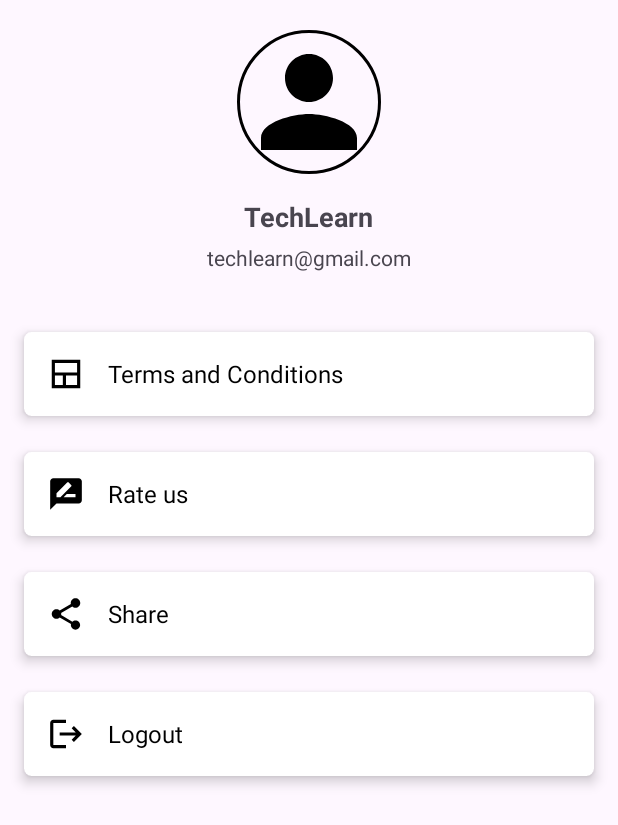
After one commit to Ravali2531/TechLearn, an Android app: the fragment ProfileFragment shown on its own in the app's theme, on a phone screen of 412 x 824 dp. The commit adds this screen. Shown: the top 825 px of the screen. Run offline under Robolectric (Android 15) with nearby library versions, the phone set to English and light mode, and no system bars; our stand-ins replace CircleImageView, Firebase (no records; nobody signed in at launch, a user with empty details on screens opened directly), Picasso; pictures from the network do not load; 1 statement that could not run was skipped.

Commit message:
Added Profile fragments and it's functions

```diff
--- a/app/build.gradle.kts
+++ b/app/build.gradle.kts
@@ -50,6 +50,7 @@ dependencies {
     androidTestImplementation(libs.ext.junit)
     androidTestImplementation(libs.espresso.core)
     implementation ("com.github.ismaeldivita:chip-navigation-bar:1.4.0")
-
     implementation ("org.jetbrains.kotlin:kotlin-stdlib:1.4.0")
+    implementation ("de.hdodenhof:circleimageview:3.1.0")
+    implementation ("com.squareup.picasso:picasso:2.8")
 }
--- /dev/null
+++ b/app/src/main/java/com/example/techlearn/Fragment/ProfileFragment.java
@@ -0,0 +1,188 @@
+package com.example.techlearn.Fragment;
+
+import android.app.Dialog;
+import android.content.Intent;
+import android.graphics.Color;
+import android.graphics.drawable.ColorDrawable;
+import android.net.Uri;
+import android.os.Bundle;
+
+import androidx.annotation.NonNull;
+import androidx.annotation.Nullable;
+import androidx.fragment.app.Fragment;
+
+import android.view.LayoutInflater;
+import android.view.View;
+import android.view.ViewGroup;
+import android.widget.Toast;
+
+import com.example.techlearn.Login.SignInActivity;
+import com.example.techlearn.Model.UserModel;
+import com.example.techlearn.R;
+import com.example.techlearn.databinding.FragmentProfileBinding;
+import com.google.android.gms.tasks.OnSuccessListener;
+import com.google.firebase.auth.FirebaseAuth;
+import com.google.firebase.database.DataSnapshot;
+import com.google.firebase.database.DatabaseError;
+import com.google.firebase.database.FirebaseDatabase;
+import com.google.firebase.database.ValueEventListener;
+import com.google.firebase.storage.FirebaseStorage;
+import com.google.firebase.storage.StorageReference;
+import com.google.firebase.storage.UploadTask;
+import com.squareup.picasso.Picasso;
+
+import java.util.HashMap;
+
+public class ProfileFragment extends Fragment {
+
+    FragmentProfileBinding binding;
+    FirebaseAuth auth;
+    FirebaseDatabase database;
+    FirebaseStorage storage;
+    Dialog loadingDialog;
+    Uri profileUri;
+    public ProfileFragment() {
+        // Required empty public constructor
+    }
+
+    @Override
+    public void onCreate(Bundle savedInstanceState) {
+        super.onCreate(savedInstanceState);
+
+    }
+
+    @Override
+    public View onCreateView(LayoutInflater inflater, ViewGroup container,
+                             Bundle savedInstanceState) {
+        // Inflate the layout for this fragment
+        binding = FragmentProfileBinding.inflate(inflater, container, false);
+
+        auth = FirebaseAuth.getInstance();
+        database = FirebaseDatabase.getInstance();
+        storage = FirebaseStorage.getInstance();
+
+        loadingDialog = new Dialog(getContext());
+        loadingDialog.setContentView(R.layout.loading_dialog);
+
+        if(loadingDialog.getWindow() != null){
+            loadingDialog.getWindow().setBackgroundDrawable(new ColorDrawable(Color.TRANSPARENT));
+            loadingDialog.setCancelable(false);
+        }
+
+        loadProfileImage();
+
+        binding.profileImage.setOnClickListener(new View.OnClickListener() {
+            @Override
+            public void onClick(View view) {
+                Intent intent = new Intent();
+                intent.setAction(Intent.ACTION_GET_CONTENT);
+                intent.setType("image/*");
+                startActivityForResult(intent, 1);
+
+            }
+        });
+
+        binding.cardTerms.setOnClickListener(new View.OnClickListener() {
+            @Override
+            public void onClick(View view) {
+
+                startActivity(new Intent(Intent.ACTION_VIEW,Uri.parse("https://www.youtube.com/")));
+
+            }
+        });
+
+        binding.cardRate.setOnClickListener(new View.OnClickListener() {
+            @Override
+            public void onClick(View view) {
+
+                startActivity(new Intent(Intent.ACTION_VIEW,Uri.parse("https://play.google.com/store/apps/details?id="+getContext().getPackageName())));
+
+            }
+        });
+
+        binding.cardLogout.setOnClickListener(new View.OnClickListener() {
+            @Override
+            public void onClick(View view) {
+
+                auth.signOut();
+                Intent intent = new Intent(getContext(), SignInActivity.class);
+                intent.setFlags(Intent.FLAG_ACTIVITY_CLEAR_TOP);
+                startActivity(intent);
+
+            }
+        });
+
+        return binding.getRoot();
+    }
+
+    private void loadProfileImage() {
+
+        database.getReference().child("user_details").child(auth.getUid()).addValueEventListener(new ValueEventListener() {
+            @Override
+            public void onDataChange(@NonNull DataSnapshot snapshot) {
+                if(snapshot.exists()){
+
+                    UserModel model = snapshot.getValue((UserModel.class));
+
+                    binding.userName.setText(model.getName());
+                    binding.userEmail.setText(model.getEmail());
+
+                    Picasso.get()
+                            .load(model.getProfile())
+                            .placeholder(R.drawable.user_profile)
+                            .into(binding.profileImage);
+
+                }
+            }
+
+            @Override
+            public void onCancelled(@NonNull DatabaseError error) {
+
+            }
+        });
+
+    }
+
+    @Override
+    public void onActivityResult(int requestCode, int resultCode, @Nullable Intent data) {
+        super.onActivityResult(requestCode, resultCode, data);
+        if(requestCode == 1){
+            if(data!=null){
+                updateProfile(data.getData());
+            }
+        }
+    }
+
+    private void updateProfile(Uri uri) {
+
+        loadingDialog.show();
+
+        final StorageReference reference = storage.getReference().child("profile_image")
+                .child(auth.getCurrentUser().getUid());
+
+        reference.putFile(uri)
+                .addOnSuccessListener(new OnSuccessListener<UploadTask.TaskSnapshot>() {
+                    @Override
+                    public void onSuccess(UploadTask.TaskSnapshot taskSnapshot) {
+                        reference.getDownloadUrl()
+                                .addOnSuccessListener(new OnSuccessListener<Uri>() {
+                                    @Override
+                                    public void onSuccess(Uri uri) {
+                                        HashMap<String, Object> map  = new HashMap<>();
+                                        map.put("profile", uri.toString());
+
+                                        database.getReference().child("user_details").child(auth.getUid())
+                                                .updateChildren(map).addOnSuccessListener(new OnSuccessListener<Void>() {
+                                                    @Override
+                                                    public void onSuccess(Void unused) {
+                                                        loadingDialog.dismiss();
+                                                        Toast.makeText(getContext(), "Profile image updated", Toast.LENGTH_SHORT).show();
+                                                    }
+                                                });
+                                    }
+                                });
+                    }
+                });
+
+    }
+}
--- a/app/src/main/java/com/example/techlearn/MainActivity.java
+++ b/app/src/main/java/com/example/techlearn/MainActivity.java
@@ -7,8 +7,14 @@ import androidx.appcompat.app.AppCompatActivity;
 import androidx.core.graphics.Insets;
 import androidx.core.view.ViewCompat;
 import androidx.core.view.WindowInsetsCompat;
+import androidx.fragment.app.Fragment;
+import androidx.fragment.app.FragmentManager;
+import androidx.fragment.app.FragmentTransaction;
 
+import com.example.techlearn.Fragment.HomeFragment;
+import com.example.techlearn.Fragment.ProfileFragment;
 import com.example.techlearn.databinding.ActivityMainBinding;
+import com.ismaeldivita.chipnavigation.ChipNavigationBar;
 
 public class MainActivity extends AppCompatActivity {
 
@@ -20,5 +26,42 @@ public class MainActivity extends AppCompatActivity {
         binding = ActivityMainBinding.inflate(getLayoutInflater());
         setContentView(binding.getRoot());
 
+        ViewCompat.setOnApplyWindowInsetsListener(findViewById(R.id.main), (v, insets) -> {
+            Insets systemBars = insets.getInsets(WindowInsetsCompat.Type.systemBars());
+            v.setPadding(systemBars.left, systemBars.top, systemBars.right, systemBars.bottom);
+            return insets;
+        });
+
+        binding.chipNavigationBar.setItemSelected(R.id.home, true);
+        getSupportFragmentManager().beginTransaction().replace(R.id.container, new HomeFragment()).commit();
+
+        binding.chipNavigationBar.setOnItemSelectedListener(new ChipNavigationBar.OnItemSelectedListener() {
+            @Override
+            public void onItemSelected(int i) {
+                Fragment selectedFragment = null;
+
+                // Navigate to the correct fragment based on selection
+                if (i == R.id.home) {
+                    binding.toolbarTitle.setText("TechLearn");
+                    selectedFragment = new HomeFragment();
+                } else if (i == R.id.profile) {
+                    binding.toolbarTitle.setText("Profile");
+                    selectedFragment = new ProfileFragment(); // Load your profile fragment here
+                }
+
+                // Load the selected fragment
+                if (selectedFragment != null) {
+                    loadFragment(selectedFragment);
+                }
+            }
+        });
+
+    }
+
+    private void loadFragment(Fragment fragment) {
+        FragmentManager fragmentManager = getSupportFragmentManager();
+        FragmentTransaction fragmentTransaction = fragmentManager.beginTransaction();
+        fragmentTransaction.replace(R.id.container, fragment);
+        fragmentTransaction.commit();
     }
 }
--- /dev/null
+++ b/app/src/main/res/drawable/ic_home.xml
@@ -0,0 +1,5 @@
+<vector xmlns:android="http://schemas.android.com/apk/res/android" android:height="24dp" android:tint="#000000" android:viewportHeight="24" android:viewportWidth="24" android:width="24dp">
+
+    <path android:fillColor="@android:color/white" android:pathData="M10,20v-6h4v6h5v-8h3L12,3 2,12h3v8z"/>
+
+</vector>
--- /dev/null
+++ b/app/src/main/res/drawable/logout.xml
@@ -0,0 +1,5 @@
+<vector xmlns:android="http://schemas.android.com/apk/res/android" android:autoMirrored="true" android:height="24dp" android:tint="#000000" android:viewportHeight="24" android:viewportWidth="24" android:width="24dp">
+
+    <path android:fillColor="@android:color/white" android:pathData="M17,7l-1.41,1.41L18.17,11H8v2h10.17l-2.58,2.58L17,17l5,-5zM4,5h8V3H4c-1.1,0 -2,0.9 -2,2v14c0,1.1 0.9,2 2,2h8v-2H4V5z"/>
+
+</vector>
--- /dev/null
+++ b/app/src/main/res/drawable/rate.xml
@@ -0,0 +1,5 @@
+<vector xmlns:android="http://schemas.android.com/apk/res/android" android:height="24dp" android:tint="#000000" android:viewportHeight="24" android:viewportWidth="24" android:width="24dp">
+
+    <path android:fillColor="@android:color/white" android:pathData="M20,2L4,2c-1.1,0 -1.99,0.9 -1.99,2L2,22l4,-4h14c1.1,0 2,-0.9 2,-2L22,4c0,-1.1 -0.9,-2 -2,-2zM6,14v-2.47l6.88,-6.88c0.2,-0.2 0.51,-0.2 0.71,0l1.77,1.77c0.2,0.2 0.2,0.51 0,0.71L8.47,14L6,14zM18,14h-7.5l2,-2L18,12v2z"/>
+
+</vector>
--- /dev/null
+++ b/app/src/main/res/drawable/share.xml
@@ -0,0 +1,5 @@
+<vector xmlns:android="http://schemas.android.com/apk/res/android" android:height="24dp" android:tint="#000000" android:viewportHeight="24" android:viewportWidth="24" android:width="24dp">
+
+    <path android:fillColor="@android:color/white" android:pathData="M18,16.08c-0.76,0 -1.44,0.3 -1.96,0.77L8.91,12.7c0.05,-0.23 0.09,-0.46 0.09,-0.7s-0.04,-0.47 -0.09,-0.7l7.05,-4.11c0.54,0.5 1.25,0.81 2.04,0.81 1.66,0 3,-1.34 3,-3s-1.34,-3 -3,-3 -3,1.34 -3,3c0,0.24 0.04,0.47 0.09,0.7L8.04,9.81C7.5,9.31 6.79,9 6,9c-1.66,0 -3,1.34 -3,3s1.34,3 3,3c0.79,0 1.5,-0.31 2.04,-0.81l7.12,4.16c-0.05,0.21 -0.08,0.43 -0.08,0.65 0,1.61 1.31,2.92 2.92,2.92 1.61,0 2.92,-1.31 2.92,-2.92s-1.31,-2.92 -2.92,-2.92z"/>
+
+</vector>
--- /dev/null
+++ b/app/src/main/res/drawable/team_services_info.xml
@@ -0,0 +1,5 @@
+<vector xmlns:android="http://schemas.android.com/apk/res/android" android:height="24dp" android:tint="#000000" android:viewportHeight="960" android:viewportWidth="960" android:width="24dp">
+
+    <path android:fillColor="@android:color/white" android:pathData="M120,840L120,120L840,120L840,840L120,840ZM400,760L400,520L200,520L200,760L400,760ZM480,760L760,760L760,520L480,520L480,760ZM200,440L760,440L760,200L200,200L200,440Z"/>
+
+</vector>
--- /dev/null
+++ b/app/src/main/res/drawable/user_profile.xml
@@ -0,0 +1,5 @@
+<vector xmlns:android="http://schemas.android.com/apk/res/android" android:height="24dp" android:tint="#000000" android:viewportHeight="24" android:viewportWidth="24" android:width="24dp">
+
+    <path android:fillColor="@android:color/white" android:pathData="M12,12c2.21,0 4,-1.79 4,-4s-1.79,-4 -4,-4 -4,1.79 -4,4 1.79,4 4,4zM12,14c-2.67,0 -8,1.34 -8,4v2h16v-2c0,-2.66 -5.33,-4 -8,-4z"/>
+
+</vector>
--- a/app/src/main/res/layout/activity_main.xml
+++ b/app/src/main/res/layout/activity_main.xml
@@ -16,7 +16,7 @@
         android:theme="?attr/actionBarTheme" />
 
     <TextView
-        android:id="@+id/textView5"
+        android:id="@+id/toolbarTitle"
         android:layout_width="wrap_content"
         android:layout_height="wrap_content"
         android:layout_marginStart="16dp"
--- a/app/src/main/res/layout/fragment_home.xml
+++ b/app/src/main/res/layout/fragment_home.xml
@@ -9,6 +9,7 @@
     <TextView
         android:layout_width="match_parent"
         android:layout_height="match_parent"
-        android:text="@string/hello_blank_fragment" />
+        android:text="Home Fragment"
+        android:textSize="34sp" />
 
 </FrameLayout>
--- /dev/null
+++ b/app/src/main/res/layout/fragment_profile.xml
@@ -0,0 +1,169 @@
+<?xml version="1.0" encoding="utf-8"?>
+<LinearLayout xmlns:android="http://schemas.android.com/apk/res/android"
+    xmlns:app="http://schemas.android.com/apk/res-auto"
+    xmlns:tools="http://schemas.android.com/tools"
+    android:layout_width="match_parent"
+    android:layout_height="match_parent"
+    android:orientation="vertical"
+    tools:context=".Fragment.ProfileFragment">
+
+    <de.hdodenhof.circleimageview.CircleImageView
+        xmlns:app="http://schemas.android.com/apk/res-auto"
+        android:id="@+id/profile_image"
+        android:layout_width="96dp"
+        android:layout_height="96dp"
+        android:src="@drawable/user_profile"
+        app:civ_border_width="2dp"
+        android:layout_gravity="center"
+        android:layout_marginTop="20dp"
+        app:civ_border_color="#FF000000"/>
+
+    <TextView
+        android:id="@+id/userName"
+        android:layout_width="wrap_content"
+        android:layout_height="wrap_content"
+        android:layout_gravity="center"
+        android:gravity="center"
+        android:layout_marginTop="16dp"
+        android:textSize="18sp"
+        android:textStyle="bold"
+        android:text="@string/app_name" />
+
+    <TextView
+        android:id="@+id/userEmail"
+        android:layout_width="wrap_content"
+        android:layout_height="wrap_content"
+        android:layout_gravity="center"
+        android:layout_marginTop="5dp"
+        android:gravity="center"
+        android:text="techlearn@gmail.com" />
+
+    <androidx.cardview.widget.CardView
+        android:id="@+id/cardTerms"
+        android:layout_width="match_parent"
+        android:layout_height="wrap_content"
+        android:layout_marginLeft="16dp"
+        android:layout_marginTop="40dp"
+        android:layout_marginRight="16dp"
+        app:cardCornerRadius="5dp"
+        app:cardElevation="5dp">
+
+        <LinearLayout
+            android:layout_width="match_parent"
+            android:layout_height="match_parent"
+            android:orientation="horizontal">
+
+            <ImageView
+                android:layout_width="25dp"
+                android:layout_height="25dp"
+                android:layout_margin="15dp"
+                android:src="@drawable/team_services_info" />
+
+            <TextView
+                android:layout_width="wrap_content"
+                android:layout_height="wrap_content"
+                android:layout_gravity="center"
+                android:layout_weight="1"
+                android:text="Terms and Conditions"
+                android:textColor="@color/black"
+                android:textSize="16sp" />
+        </LinearLayout>
+    </androidx.cardview.widget.CardView>
+
+    <androidx.cardview.widget.CardView
+        android:id="@+id/cardRate"
+        android:layout_width="match_parent"
+        android:layout_height="wrap_content"
+        android:layout_marginLeft="16dp"
+        android:layout_marginTop="24dp"
+        android:layout_marginRight="16dp"
+        app:cardCornerRadius="5dp"
+        app:cardElevation="5dp">
+
+        <LinearLayout
+            android:layout_width="match_parent"
+            android:layout_height="match_parent"
+            android:orientation="horizontal">
+
+            <ImageView
+                android:layout_width="25dp"
+                android:layout_height="25dp"
+                android:layout_margin="15dp"
+                android:src="@drawable/rate" />
+
+            <TextView
+                android:layout_width="wrap_content"
+                android:layout_height="wrap_content"
+                android:layout_gravity="center"
+                android:layout_weight="1"
+                android:text="Rate us"
+                android:textColor="@color/black"
+                android:textSize="16sp" />
+        </LinearLayout>
+    </androidx.cardview.widget.CardView>
+
+    <androidx.cardview.widget.CardView
+        android:id="@+id/cardShare"
+        android:layout_width="match_parent"
+        android:layout_height="wrap_content"
+        android:layout_marginLeft="16dp"
+        android:layout_marginTop="24dp"
+        android:layout_marginRight="16dp"
+        app:cardCornerRadius="5dp"
+        app:cardElevation="5dp">
+
+        <LinearLayout
+            android:layout_width="match_parent"
+            android:layout_height="match_parent"
+            android:orientation="horizontal">
+
+            <ImageView
+                android:layout_width="25dp"
+                android:layout_height="25dp"
+                android:layout_margin="15dp"
+                android:src="@drawable/share" />
+
+            <TextView
+                android:layout_width="wrap_content"
+                android:layout_height="wrap_content"
+                android:layout_gravity="center"
+                android:layout_weight="1"
+                android:text="Share"
+                android:textColor="@color/black"
+                android:textSize="16sp" />
+        </LinearLayout>
+    </androidx.cardview.widget.CardView>
+
+    <androidx.cardview.widget.CardView
+        android:id="@+id/cardLogout"
+        android:layout_width="match_parent"
+        android:layout_height="wrap_content"
+        android:layout_marginLeft="16dp"
+        android:layout_marginTop="24dp"
+        android:layout_marginRight="16dp"
+        app:cardCornerRadius="5dp"
+        app:cardElevation="5dp">
+
+        <LinearLayout
+            android:layout_width="match_parent"
+            android:layout_height="match_parent"
+            android:orientation="horizontal">
+
+            <ImageView
+                android:layout_width="25dp"
+                android:layout_height="25dp"
+                android:layout_margin="15dp"
+                android:src="@drawable/logout" />
+
+            <TextView
+                android:layout_width="wrap_content"
+                android:layout_height="wrap_content"
+                android:layout_gravity="center"
+                android:layout_weight="1"
+                android:text="Logout"
+                android:textColor="@color/black"
+                android:textSize="16sp" />
+        </LinearLayout>
+    </androidx.cardview.widget.CardView>
+
+</LinearLayout>
--- a/app/src/main/res/menu/bottom_menu.xml
+++ b/app/src/main/res/menu/bottom_menu.xml
@@ -11,7 +11,7 @@
         app:cnb_textColor = "@color/white"/>
     <item
         android:id="@+id/profile"
-        android:icon="@drawable/profile"
+        android:icon="@drawable/user_profile"
         android:title="Profile"
         app:cnb_backgroundColor = "@color/background"
         app:cnb_iconColor = "@color/white"
```
Also changed, not shown: app/src/main/res/drawable/ic_home.jpg (deleted), app/src/main/res/drawable/placeholder.jpg (added), app/src/main/res/drawable/profile.jpg.
